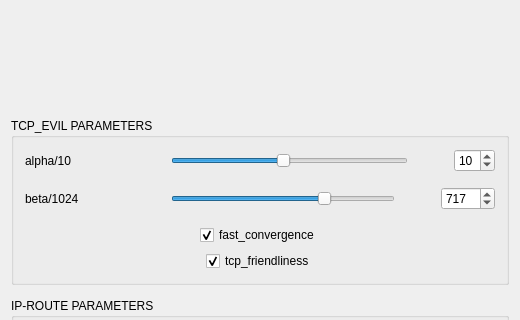
First picture: the form in gui/SlidersOfEvil/mainwindow.ui, repository Gasparila/TCPTuner, before the edit; both pictures show x 0 to 520 and y 126 to 446 of the 520 by 600 pixel window.
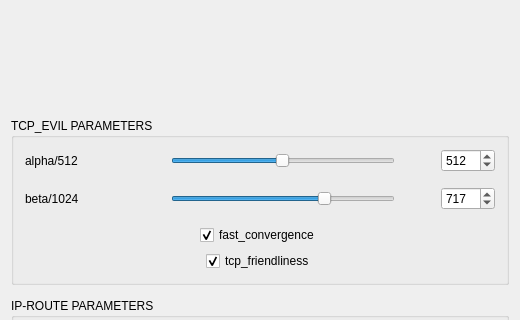
Second picture: the form after the edit. Custom widgets are drawn as their Qt base class.

Commit message: Adjusted alpha's precision (now divided by 512

```diff
--- a/gui/SlidersOfEvil/mainwindow.ui
+++ b/gui/SlidersOfEvil/mainwindow.ui
@@ -80,7 +80,7 @@
             </size>
            </property>
            <property name="text">
-            <string>alpha/10</string>
+            <string>alpha/512</string>
            </property>
           </widget>
          </item>
@@ -112,13 +112,13 @@
             <number>1</number>
            </property>
            <property name="maximum">
-            <number>20</number>
+            <number>1024</number>
            </property>
            <property name="value">
-            <number>10</number>
+            <number>512</number>
            </property>
            <property name="sliderPosition">
-            <number>10</number>
+            <number>512</number>
            </property>
            <property name="orientation">
             <enum>Qt::Horizontal</enum>
@@ -147,10 +147,10 @@
             <number>1</number>
            </property>
            <property name="maximum">
-            <number>20</number>
+            <number>1024</number>
            </property>
            <property name="value">
-            <number>10</number>
+            <number>512</number>
            </property>
           </widget>
          </item>
```
Left out of the diff: 3 changed lines with no effect on the pictures. The commit also changes 3 other files.
